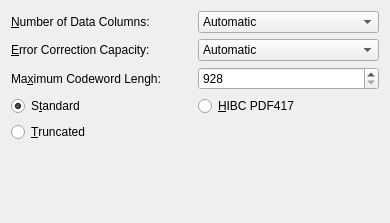
The window that frontend_qt/grpPDF417.ui (novcom/zint) describes before a commit, drawn with Qt 5.
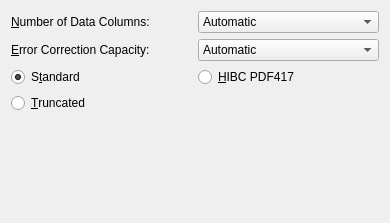
The same window after the commit.

What changed in the file:
```diff
--- a/frontend_qt/grpPDF417.ui
+++ b/frontend_qt/grpPDF417.ui
@@ -205,32 +205,6 @@
       </widget>
      </item>
      <item row="2" column="0" >
-      <widget class="QLabel" name="lblPDFWords" >
-       <property name="text" >
-        <string>Ma&amp;ximum Codeword Lengh:</string>
-       </property>
-       <property name="alignment" >
-        <set>Qt::AlignLeading|Qt::AlignLeft|Qt::AlignVCenter</set>
-       </property>
-       <property name="buddy" >
-        <cstring>codewords</cstring>
-       </property>
-      </widget>
-     </item>
-     <item row="2" column="1" >
-      <widget class="QSpinBox" name="codewords" >
-       <property name="minimum" >
-        <number>928</number>
-       </property>
-       <property name="maximum" >
-        <number>1800</number>
-       </property>
-       <property name="value" >
-        <number>928</number>
-       </property>
-      </widget>
-     </item>
-     <item row="3" column="0" >
       <widget class="QRadioButton" name="radPDFStand" >
        <property name="text" >
         <string>S&amp;tandard</string>
@@ -240,14 +214,14 @@
        </property>
       </widget>
      </item>
-     <item row="3" column="1" >
+     <item row="2" column="1" >
       <widget class="QRadioButton" name="radPDFHIBC" >
        <property name="text" >
         <string>&amp;HIBC PDF417</string>
        </property>
       </widget>
      </item>
-     <item row="4" column="0" >
+     <item row="3" column="0" >
       <widget class="QRadioButton" name="radPDFTruncated" >
        <property name="text" >
         <string>&amp;Truncated</string>
```
